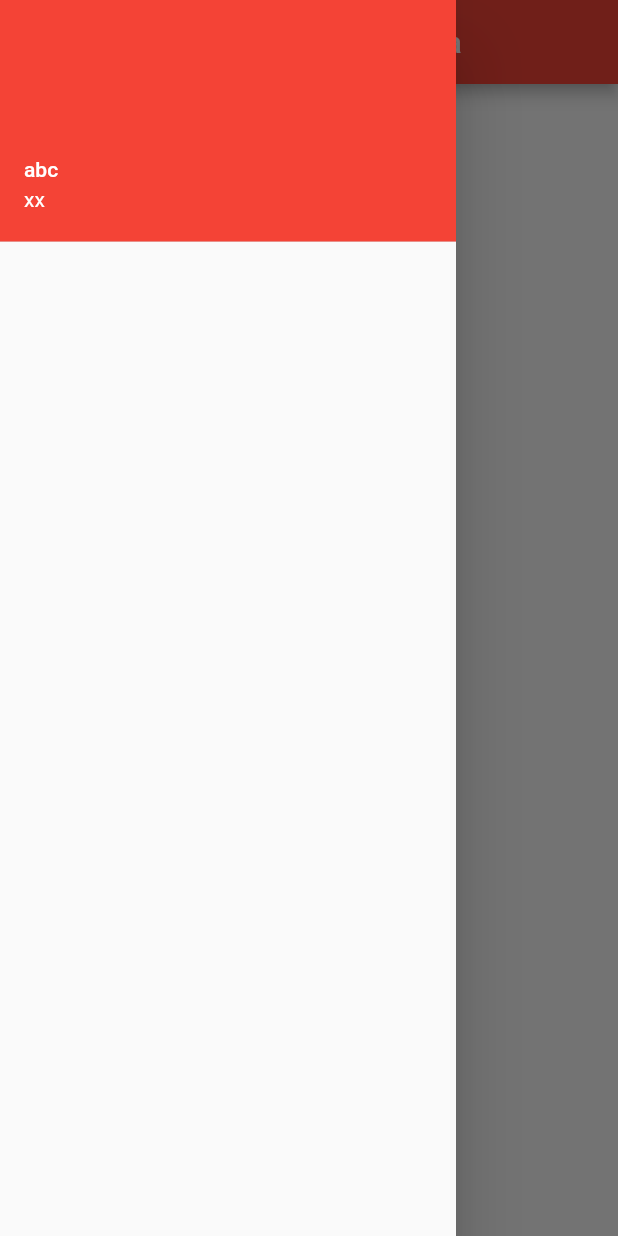
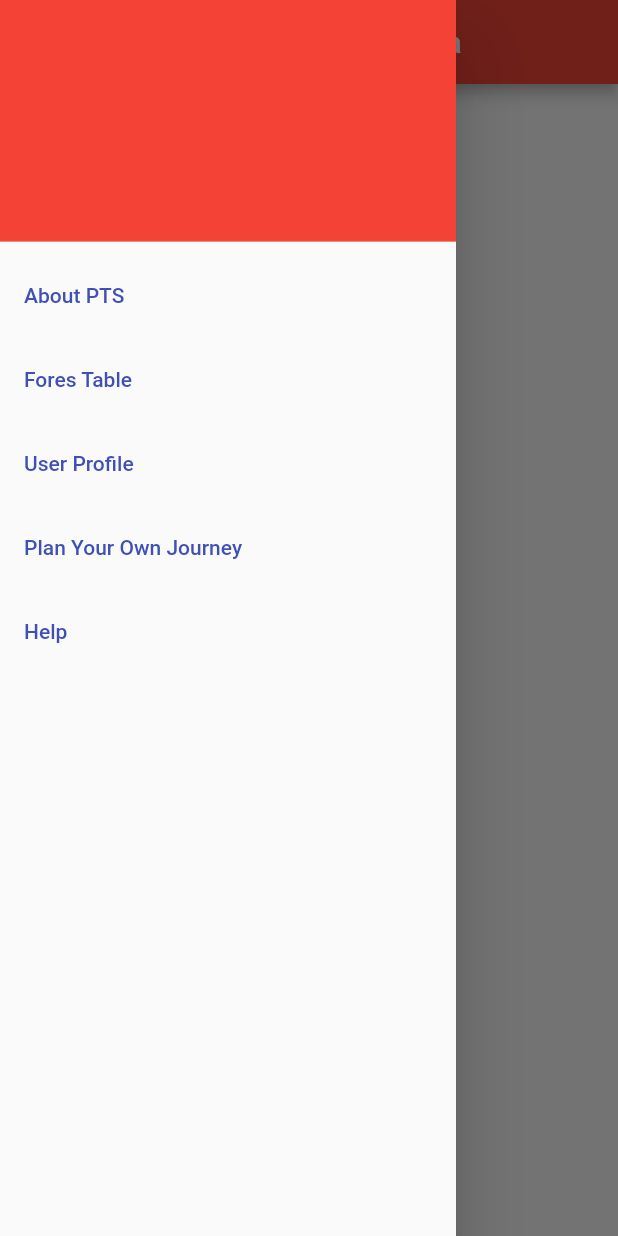
Before and after one commit to MalshaniManamendra/csse_mobile_app, a Flutter app: the screen it shows after launch, with the side drawer open, on a phone screen of 412 x 824 dp. Run offline on Flutter 3.47's test engine with Material 2 defaults, Android fonts, the phone set to English and light mode, and no system bars.

Commit message:
Adding list tiles to the drawer

```diff
--- a/lib/Home.dart
+++ b/lib/Home.dart
@@ -21,8 +21,38 @@ class HomeState extends State<Home> {
           children: <Widget>[
             UserAccountsDrawerHeader(
               decoration: BoxDecoration(color: Colors.red),
-              accountEmail: Text('xx'),
-              accountName: Text('abc'),
+              accountEmail: Text(''),
+              accountName: Text(''),
+            ),
+            ListTile(
+              title: Text('About PTS',style: TextStyle(color: Colors.indigo)),
+              onTap: (){
+                Navigator.pop(context);
+              },
+            ),
+            ListTile(
+              title: Text('Fores Table',style: TextStyle(color: Colors.indigo)),
+              onTap: (){
+
+              },
+            ),
+            ListTile(
+              title: Text('User Profile',style: TextStyle(color: Colors.indigo)),
+              onTap: (){
+
+              },
+            ),
+            ListTile(
+              title: Text('Plan Your Own Journey',style: TextStyle(color: Colors.indigo)),
+              onTap: (){
+
+              },
+            ),
+            ListTile(
+              title: Text('Help',style: TextStyle(color: Colors.indigo)),
+              onTap: (){
+
+              },
             ),
           ],
         ),
```
